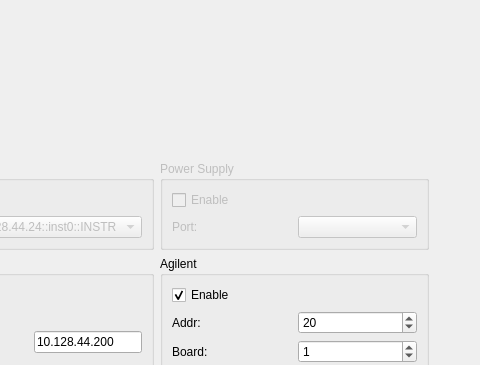
Above: flipcoil/gui/ui/connectionwidget.ui from lnls-ima/flip-coil-control before the change; both pictures show x 211 to 691 and y 0 to 365 of the 691 by 626 pixel window. Below: the same form after it.
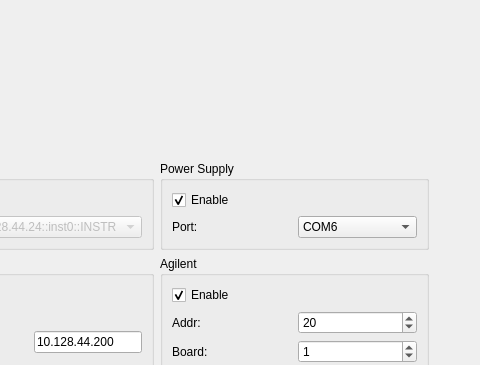
That is the form after the change.

```diff
--- a/flipcoil/gui/ui/connectionwidget.ui
+++ b/flipcoil/gui/ui/connectionwidget.ui
@@ -33,7 +33,7 @@
    <item row="1" column="2">
     <widget class="QGroupBox" name="groupBox_4">
      <property name="enabled">
-      <bool>false</bool>
+      <bool>true</bool>
      </property>
      <property name="title">
       <string>Power Supply</string>
@@ -44,6 +44,9 @@
         <property name="text">
          <string>Enable</string>
         </property>
+        <property name="checked">
+         <bool>true</bool>
+        </property>
        </widget>
       </item>
       <item row="1" column="0">
@@ -54,7 +57,13 @@
        </widget>
       </item>
       <item row="1" column="1">
-       <widget class="QComboBox" name="cmb_ps_port"/>
+       <widget class="QComboBox" name="cmb_ps_port">
+        <item>
+         <property name="text">
+          <string>COM6</string>
+         </property>
+        </item>
+       </widget>
       </item>
      </layout>
     </widget>
```
Left out of the diff: 4 changed lines with no effect on the pictures.
